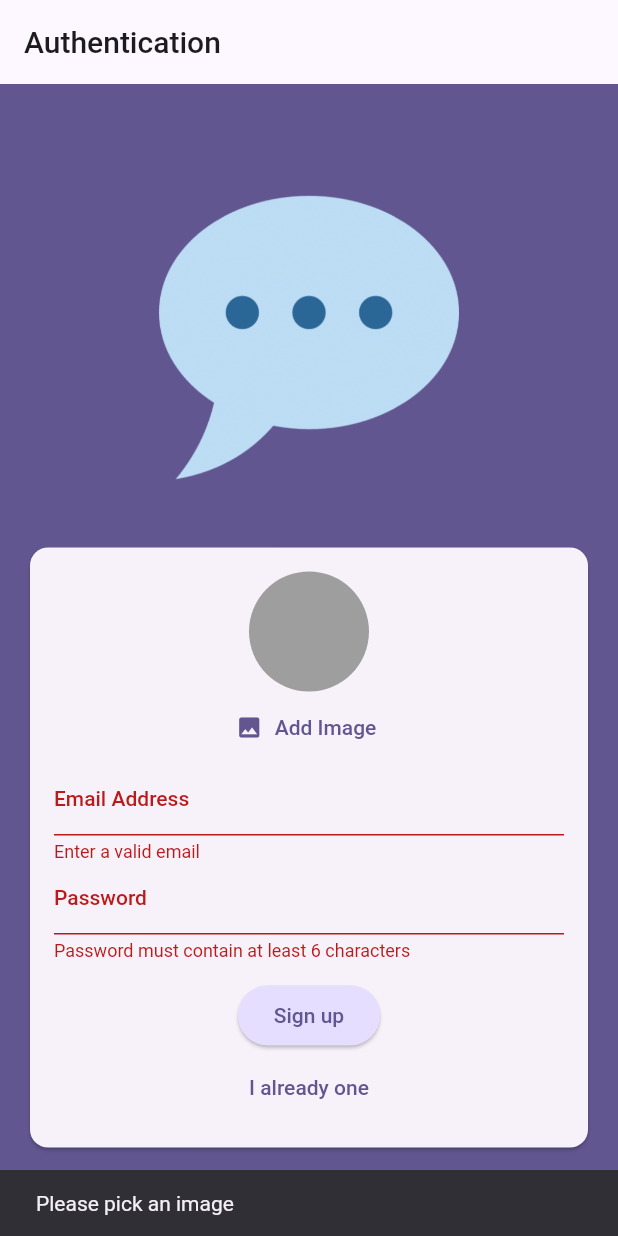
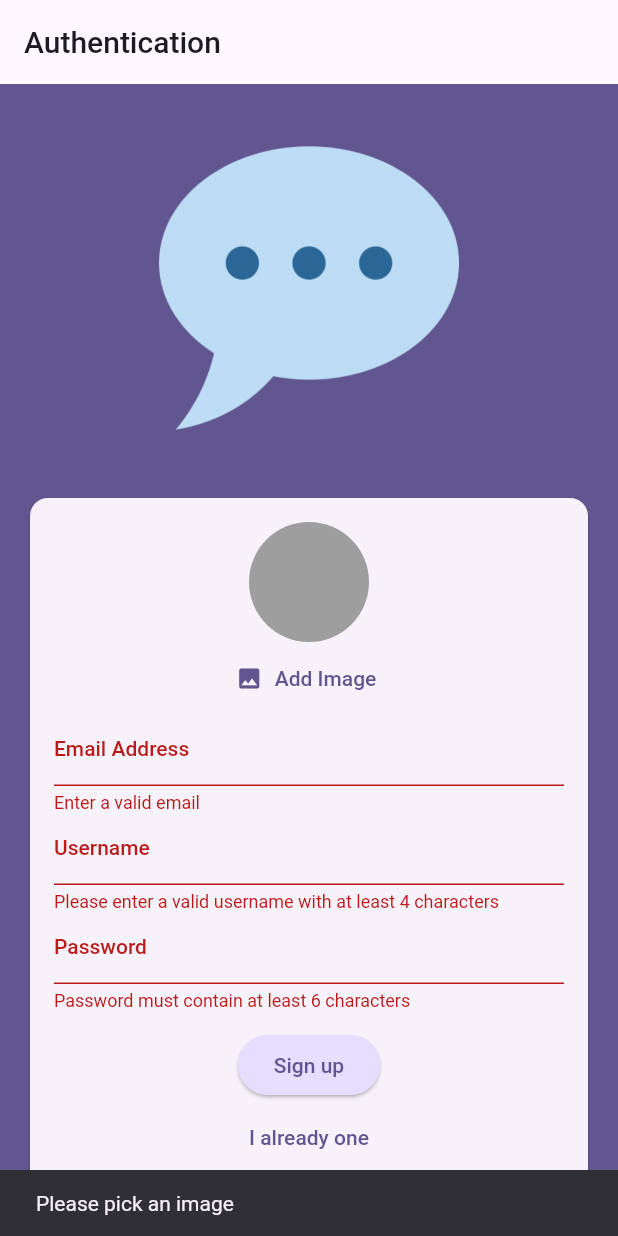
Before and after one commit to DereckAn/FlutterProjects, a Flutter app: the screen it shows after launch, after a tap on "Login", after a tap on "Create an account.", after a tap on "Sign up", on a phone screen of 412 x 824 dp. Run offline on Flutter 3.47's test engine with Material 2 defaults, Android fonts, the phone set to English and light mode, and no system bars; our stand-ins replace cloud_firestore, firebase_auth, firebase_core, firebase_storage, flutter_riverpod, google_fonts and 4 more; accounts and stored records are empty.

Commit message:
Saving user name in firebase

```diff
--- a/chat_app/lib/screens/authentication.dart
+++ b/chat_app/lib/screens/authentication.dart
@@ -22,6 +22,7 @@ class _AuthenticationScreenState extends State<AuthenticationScreen> {
   var enterPass = '';
   File? userImageFile;
   var isAuthenticating = false;
+  var enterUsername = '';
 
   void submit() async {
     final isValid = formkey.currentState!.validate();
@@ -38,8 +39,8 @@ class _AuthenticationScreenState extends State<AuthenticationScreen> {
 
     formkey.currentState!.save();
 
-    print(enterEmail);
-    print(enterPass);
+    // print(enterEmail);
+    // print(enterPass);
 
     setState(() {
       isAuthenticating = true;
@@ -88,11 +89,10 @@ class _AuthenticationScreenState extends State<AuthenticationScreen> {
             .collection('users')
             .doc(userCredentails.user!.uid)
             .set({
-          'username': 'username',
+          'username': enterUsername,
           'email': enterEmail,
           'image_url': imageURL,
         });
-
       } on FirebaseAuthException catch (error) {
         if (error.code == 'email-already-in-use') {
           //...
@@ -168,6 +168,26 @@ class _AuthenticationScreenState extends State<AuthenticationScreen> {
                               enterEmail = value!;
                             },
                           ),
+                          // Este textformfield sera para guardar el username
+                          if (!isLogin)
+                            TextFormField(
+                              decoration:
+                                  const InputDecoration(labelText: 'Username'),
+                              enableSuggestions: false,
+                              textCapitalization: TextCapitalization.none,
+                              validator: (value) {
+                                if (value == null ||
+                                    value.isEmpty ||
+                                    value.trim().length < 4) {
+                                  return 'Please enter a valid username with at least 4 characters';
+                                }
+                                return null;
+                              },
+                              onSaved: (newValue) {
+                                enterUsername = newValue!;
+                              },
+                            ),
+
                           TextFormField(
                             // ignore: prefer_const_constructors
                             decoration:
```
